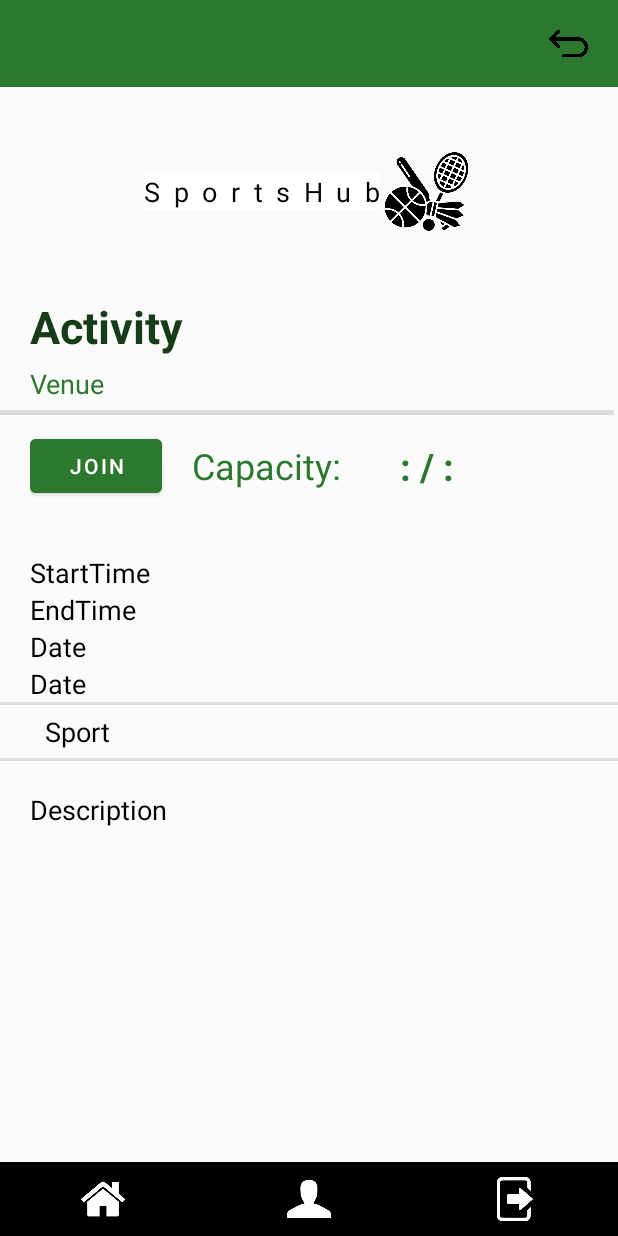
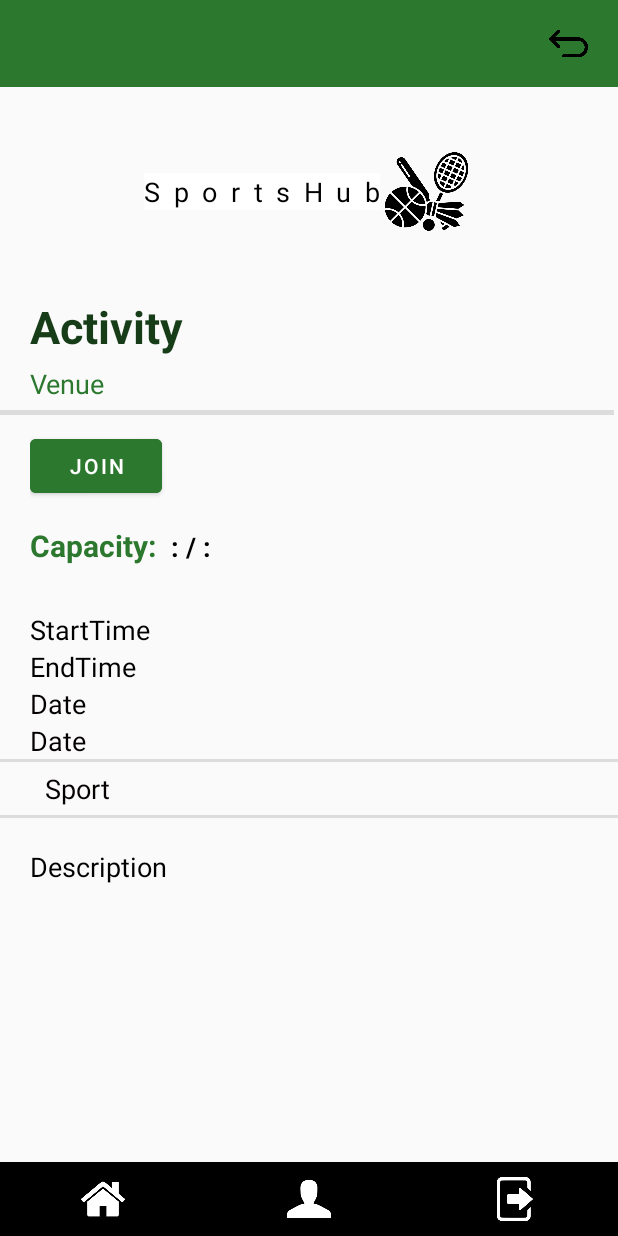
Before and after one commit to KleinKodes/SKADJ-CSCB07-Project, an Android app: the ActivityDesc screen opened directly, with no data from a screen before it, on a phone screen of 412 x 824 dp. Run offline under Robolectric (Android 15) with nearby library versions, the phone set to English and light mode, and no system bars; our stand-ins replace Firebase (no records; nobody signed in at launch, a user with empty details on screens opened directly); 12 statements that could not run were skipped.

```diff
--- a/app/src/main/AndroidManifest.xml
+++ b/app/src/main/AndroidManifest.xml
@@ -18,9 +18,6 @@
             android:exported="false" />
         <activity
             android:name=".CustomerViewDeprecated"
-            android:exported="false" />
-        <activity
-            android:name=".filterUpcomingByVenue"
             android:exported="false" />
         <activity
             android:name=".AdminActivity"
--- a/app/src/main/java/com/example/b07_project/AttendeeList.java
+++ b/app/src/main/java/com/example/b07_project/AttendeeList.java
@@ -34,6 +34,11 @@ public class AttendeeList extends AppCompatActivity {
         database = FirebaseDatabase.getInstance();
         eventRef = database.getReference("Events");
         userRef = database.getReference("Users");
+        UserServices userServices;
+
+        userServices = new UserServices();
+        ((TextView)findViewById(R.id.profileUserName)).setText(userServices.getCurrentUserName());
+
         int eventId = intent.getIntExtra("eventID",1);
         Log.i("Denny", String.valueOf(eventId));
         eventRef.child(eventId + "").get().addOnCompleteListener(new OnCompleteListener<DataSnapshot>() {
--- a/app/src/main/res/layout/activity_attendee_list.xml
+++ b/app/src/main/res/layout/activity_attendee_list.xml
@@ -17,12 +17,12 @@
         android:paddingVertical="10dp">
 
         <TextView
-            android:id="@+id/textView9"
+            android:id="@+id/profileUserName"
             android:layout_width="wrap_content"
             android:layout_height="wrap_content"
             android:layout_weight="0.9"
             android:paddingHorizontal="20dp"
-            android:text="Admin"
+            android:text="username"
             android:textColor="#FFFFFF"
             android:textSize="20sp"
             app:layout_constraintStart_toStartOf="parent"
--- a/app/src/main/res/layout/activity_choose_venue_sport.xml
+++ b/app/src/main/res/layout/activity_choose_venue_sport.xml
@@ -22,7 +22,7 @@
             android:paddingVertical="20dp">
 
             <TextView
-                android:id="@+id/textView9"
+                android:id="@+id/profileUserName"
                 android:layout_width="wrap_content"
                 android:layout_height="wrap_content"
                 android:layout_marginStart="16dp"
--- a/app/src/main/res/layout/activity_desc.xml
+++ b/app/src/main/res/layout/activity_desc.xml
@@ -185,7 +185,12 @@
                 android:orientation="vertical">
 
                 <LinearLayout
-                    android:layout_width="match_parent"
+                    android:layout_width="wrap_content"
+                    android:layout_height="wrap_content"
+                    android:orientation="vertical">
+
+                    <LinearLayout
+                        android:layout_width="wrap_content"
                         android:layout_height="wrap_content"
                         android:layout_marginBottom="10dp"
                         android:gravity="center"
@@ -222,24 +227,36 @@
                             android:text="Deny"
                             android:visibility="gone" />
 
+                    </LinearLayout>
+
+                    <LinearLayout
+                        android:layout_width="wrap_content"
+                        android:layout_height="wrap_content"
+                        android:layout_marginVertical="5dp"
+                        android:paddingHorizontal="20dp">
+
                         <TextView
                             android:id="@+id/textView8"
-                        android:layout_width="50dp"
+                            android:layout_width="wrap_content"
                             android:layout_height="wrap_content"
                             android:layout_weight="1"
                             android:text="Capacity:"
                             android:textColor="@color/light_green"
-                        android:textSize="24sp" />
+                            android:textSize="20sp"
+                            android:textStyle="bold" />
 
                         <TextView
                             android:id="@+id/activityDescCapacity"
                             android:layout_width="wrap_content"
                             android:layout_height="wrap_content"
                             android:layout_weight="1"
+                            android:paddingHorizontal="10dp"
                             android:text=": / :"
-                        android:textColor="#2B782E"
-                        android:textSize="25dp"
+                            android:textColor="#000000"
+                            android:textSize="18dp"
                             android:textStyle="bold" />
+                    </LinearLayout>
+
                 </LinearLayout>
 
                 <TextView
--- a/app/src/main/res/layout/activity_upcoming_events_driver.xml
+++ b/app/src/main/res/layout/activity_upcoming_events_driver.xml
@@ -25,7 +25,7 @@
         android:paddingVertical="10dp">
 
       <TextView
-          android:id="@+id/textView9"
+          android:id="@+id/profileUserName"
           android:layout_width="wrap_content"
           android:layout_height="wrap_content"
           android:layout_weight="0.9"
```
Also changed, not shown: app/src/main/java/com/example/b07_project/UpcomingEventsDriver.java (+0 -8 lines). Lines whose indentation alone changed are shown as unchanged.
